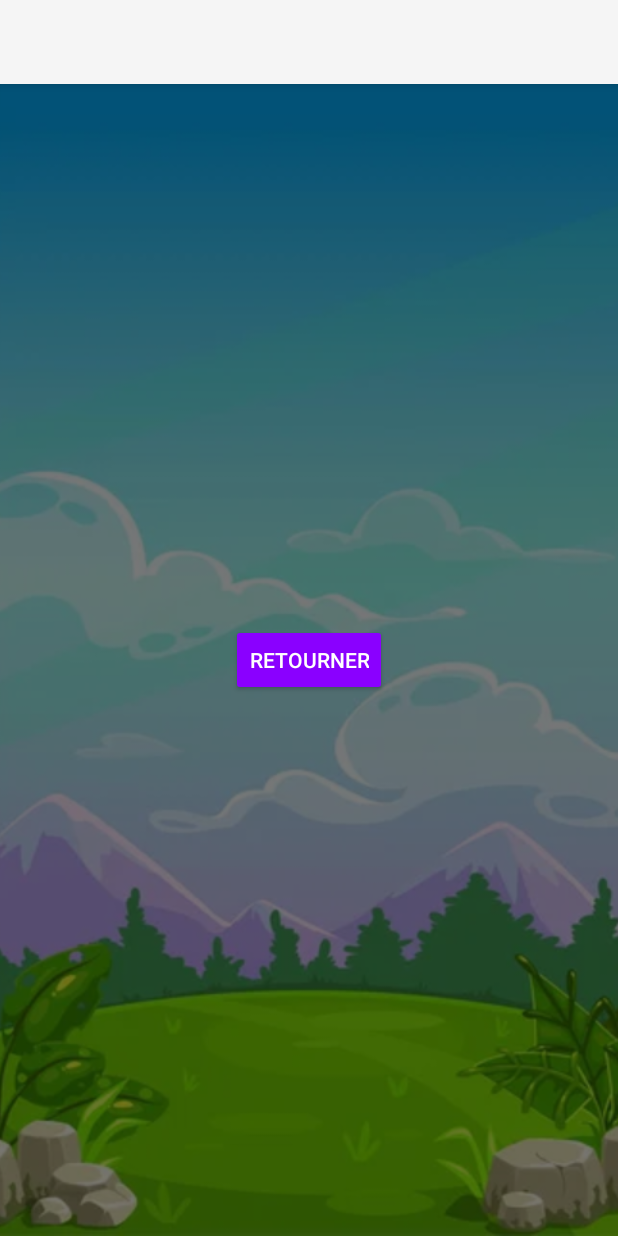
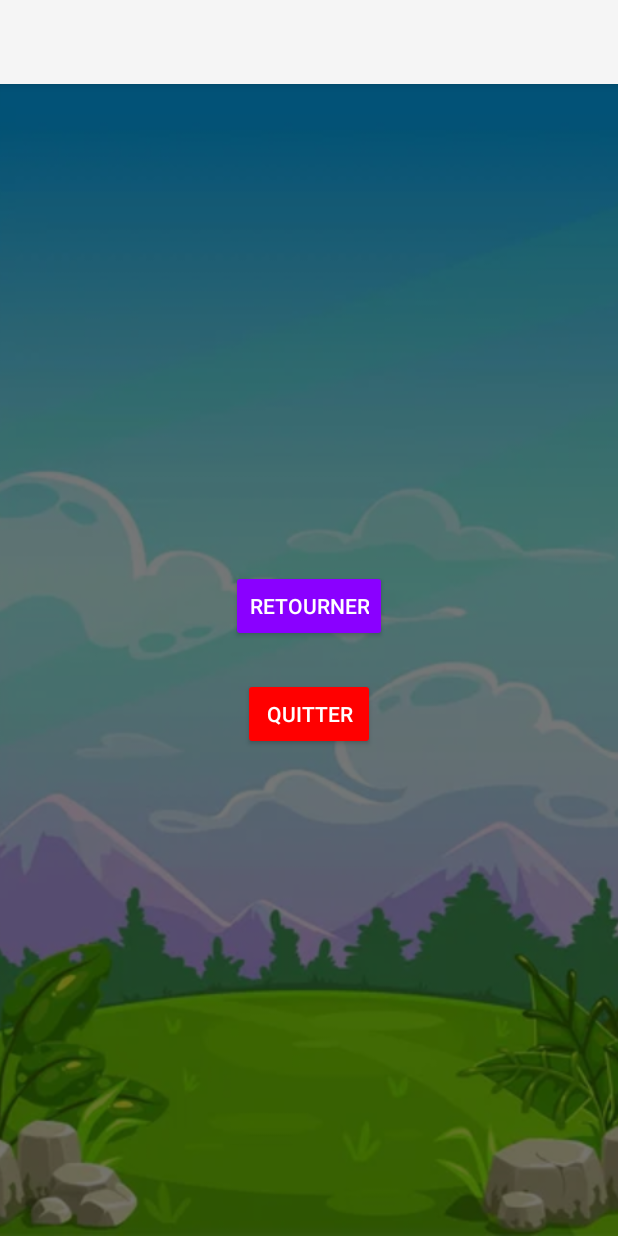
Before and after one commit to UnicornOfTheNight/AscensionIcare, an Android app: the screen it shows after launch (Level2Activity), after a tap on "PAUSE", on a phone screen of 412 x 824 dp. Run offline under Robolectric (Android 15) with nearby library versions, the phone set to English and light mode, and no system bars; Roboto replaces fonts that are not available here.

Commit message:
Pause and return button to menu

```diff
--- a/app/src/main/AndroidManifest.xml
+++ b/app/src/main/AndroidManifest.xml
@@ -12,6 +12,9 @@
         android:supportsRtl="true"
         android:theme="@style/Theme.Superjump">
         <activity
+            android:name=".MainActivity"
+            android:exported="false" />
+        <activity
             android:name=".Level2Activity"
             android:exported="true">
             <intent-filter>
@@ -20,6 +23,7 @@
                 <category android:name="android.intent.category.LAUNCHER" />
             </intent-filter>
         </activity>
+
         <meta-data
             android:name="preloaded_fonts"
             android:resource="@array/preloaded_fonts" />
--- a/app/src/main/java/com/example/superjump/Level2Activity.java
+++ b/app/src/main/java/com/example/superjump/Level2Activity.java
@@ -1,5 +1,6 @@
 package com.example.superjump;
 
+import android.content.Intent;
 import android.os.Bundle;
 import android.view.View;
 import android.widget.Button;
@@ -9,7 +10,7 @@ import androidx.appcompat.app.AppCompatActivity;
 
 public class Level2Activity extends AppCompatActivity {
 
-    private Button pauseButton, resumeButton;
+    private Button pauseButton, resumeButton, quitButton;
     private LinearLayout pauseMenu;
     private boolean isManuallyPaused = false;
 
@@ -18,19 +19,31 @@ public class Level2Activity extends AppCompatActivity {
         super.onCreate(savedInstanceState);
         setContentView(R.layout.activity_level2);
 
-        // Liaison avec les éléments de l'interface
+        // Liaison des éléments
         pauseButton = findViewById(R.id.pauseButton);
         resumeButton = findViewById(R.id.resumeButton);
+        quitButton = findViewById(R.id.quitButton);
         pauseMenu = findViewById(R.id.pauseMenu);
 
-        // Bouton Pause
+        // Bouton Pause → Afficher le menu pause
         pauseButton.setOnClickListener(v -> {
             isManuallyPaused = true;
-            onPause(); // Appel manuel
+            onPause();
         });
 
-        // Bouton "Retourner"
+        // Bouton Retourner → Reprendre le jeu
         resumeButton.setOnClickListener(v -> resumeGame());
+
+        // Bouton Quitter → Retour au menu principal (MainActivity)
+        quitButton.setOnClickListener(v -> {
+            isManuallyPaused = false;
+
+            // Aller au menu principal sans quitter l'app
+            Intent intent = new Intent(Level2Activity.this, MainActivity.class);
+            intent.setFlags(Intent.FLAG_ACTIVITY_CLEAR_TOP | Intent.FLAG_ACTIVITY_SINGLE_TOP);
+            startActivity(intent);
+            finish(); // ferme seulement Level2Activity
+        });
     }
 
     @Override
@@ -39,7 +52,6 @@ public class Level2Activity extends AppCompatActivity {
         if (isManuallyPaused) {
             pauseMenu.setVisibility(View.VISIBLE);
             pauseButton.setVisibility(View.GONE);
-            // Ici : arrêter animations, musique, timers...
         }
     }
 
@@ -47,10 +59,8 @@ public class Level2Activity extends AppCompatActivity {
     protected void onResume() {
         super.onResume();
         if (!isManuallyPaused) {
-            // L'app revient sans que ce soit une pause manuelle => continuer le jeu normalement
             pauseMenu.setVisibility(View.GONE);
             pauseButton.setVisibility(View.VISIBLE);
-            // Reprendre animations, timers...
         }
     }
 
@@ -58,6 +68,5 @@ public class Level2Activity extends AppCompatActivity {
         isManuallyPaused = false;
         pauseMenu.setVisibility(View.GONE);
         pauseButton.setVisibility(View.VISIBLE);
-        // Relancer timers, animations, etc.
     }
 }
--- a/app/src/main/res/layout/activity_level2.xml
+++ b/app/src/main/res/layout/activity_level2.xml
@@ -5,11 +5,11 @@
     android:layout_width="match_parent"
     android:layout_height="match_parent">
 
-    <!-- Image de fond -->
+    <!-- Fond d'écran (facultatif) -->
 
     <!-- Bouton Pause -->
 
-    <!-- Menu Pause (invisible au départ) -->
+    <!-- Menu Pause -->
 
     <ImageView
         android:id="@+id/backgroundImage"
@@ -18,14 +18,14 @@
         android:scaleType="centerCrop"
         android:src="@drawable/backk"
         tools:layout_editor_absoluteX="0dp"
-        tools:layout_editor_absoluteY="-187dp" />
+        tools:layout_editor_absoluteY="-145dp" />
 
     <Button
         android:id="@+id/pauseButton"
         android:layout_width="wrap_content"
         android:layout_height="wrap_content"
         android:layout_margin="16dp"
-        android:layout_marginTop="184dp"
+        android:layout_marginTop="208dp"
         android:layout_marginEnd="16dp"
         android:backgroundTint="#8A00FF"
         android:text="Pause"
@@ -33,7 +33,7 @@
         app:layout_constraintBottom_toTopOf="@+id/backgroundImage"
         app:layout_constraintEnd_toEndOf="parent"
         app:layout_constraintTop_toBottomOf="@+id/backgroundImage"
-        app:layout_constraintVertical_bias="0.789" />
+        app:layout_constraintVertical_bias="0.78" />
 
     <LinearLayout
         android:id="@+id/pauseMenu"
@@ -48,8 +48,17 @@
             android:id="@+id/resumeButton"
             android:layout_width="wrap_content"
             android:layout_height="wrap_content"
+            android:layout_marginBottom="24dp"
             android:backgroundTint="#8A00FF"
             android:text="Retourner"
+            android:textColor="#FFFFFF" />
+
+        <Button
+            android:id="@+id/quitButton"
+            android:layout_width="wrap_content"
+            android:layout_height="wrap_content"
+            android:backgroundTint="#FF0000"
+            android:text="Quitter"
             android:textColor="#FFFFFF" />
     </LinearLayout>
 
```
